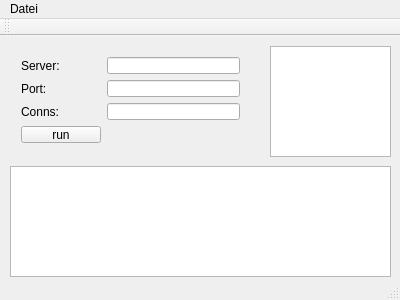
mameyer/tcp-com-viewer, file src/tcpComViewer.ui: the form before one commit.
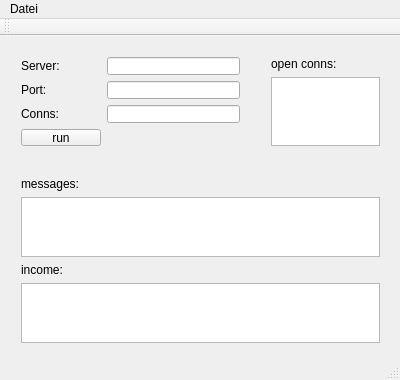
The form after the commit.

Commit message: update server connections in view.

```diff
--- a/src/tcpComViewer.ui
+++ b/src/tcpComViewer.ui
@@ -7,7 +7,7 @@
     <x>0</x>
     <y>0</y>
     <width>400</width>
-    <height>300</height>
+    <height>380</height>
    </rect>
   </property>
   <property name="windowTitle">
@@ -20,7 +20,7 @@
       <x>10</x>
       <y>10</y>
       <width>241</width>
-      <height>108</height>
+      <height>111</height>
      </rect>
     </property>
     <layout class="QGridLayout" name="gridLayout">
@@ -63,25 +63,59 @@
      </item>
     </layout>
    </widget>
-   <widget class="QListWidget" name="srv_out">
+   <widget class="QWidget" name="gridLayoutWidget_2">
+    <property name="geometry">
+     <rect>
+      <x>260</x>
+      <y>10</y>
+      <width>131</width>
+      <height>111</height>
+     </rect>
+    </property>
+    <layout class="QGridLayout" name="gridLayout_2">
+     <item row="0" column="0">
+      <widget class="QLabel" name="open_conns_lbl">
+       <property name="text">
+        <string>open conns:</string>
+       </property>
+      </widget>
+     </item>
+     <item row="1" column="0">
+      <widget class="QListWidget" name="open_conns_out"/>
+     </item>
+    </layout>
+   </widget>
+   <widget class="QWidget" name="verticalLayoutWidget">
     <property name="geometry">
      <rect>
       <x>10</x>
       <y>130</y>
       <width>381</width>
-      <height>111</height>
+      <height>188</height>
      </rect>
     </property>
-   </widget>
-   <widget class="QListView" name="income_view">
-    <property name="geometry">
-     <rect>
-      <x>270</x>
-      <y>10</y>
-      <width>121</width>
-      <height>111</height>
-     </rect>
-    </property>
+    <layout class="QVBoxLayout" name="verticalLayout">
+     <item>
+      <widget class="QLabel" name="msg_lbl">
+       <property name="text">
+        <string>messages:</string>
+       </property>
+      </widget>
+     </item>
+     <item>
+      <widget class="QListWidget" name="srv_out"/>
+     </item>
+     <item>
+      <widget class="QLabel" name="income_lbl">
+       <property name="text">
+        <string>income:</string>
+       </property>
+      </widget>
+     </item>
+     <item>
+      <widget class="QListView" name="income_view"/>
+     </item>
+    </layout>
    </widget>
   </widget>
   <widget class="QMenuBar" name="menuBar">
```
Left out of the diff: 2 changed lines with no effect on the pictures. The commit also changes 2 other files.
